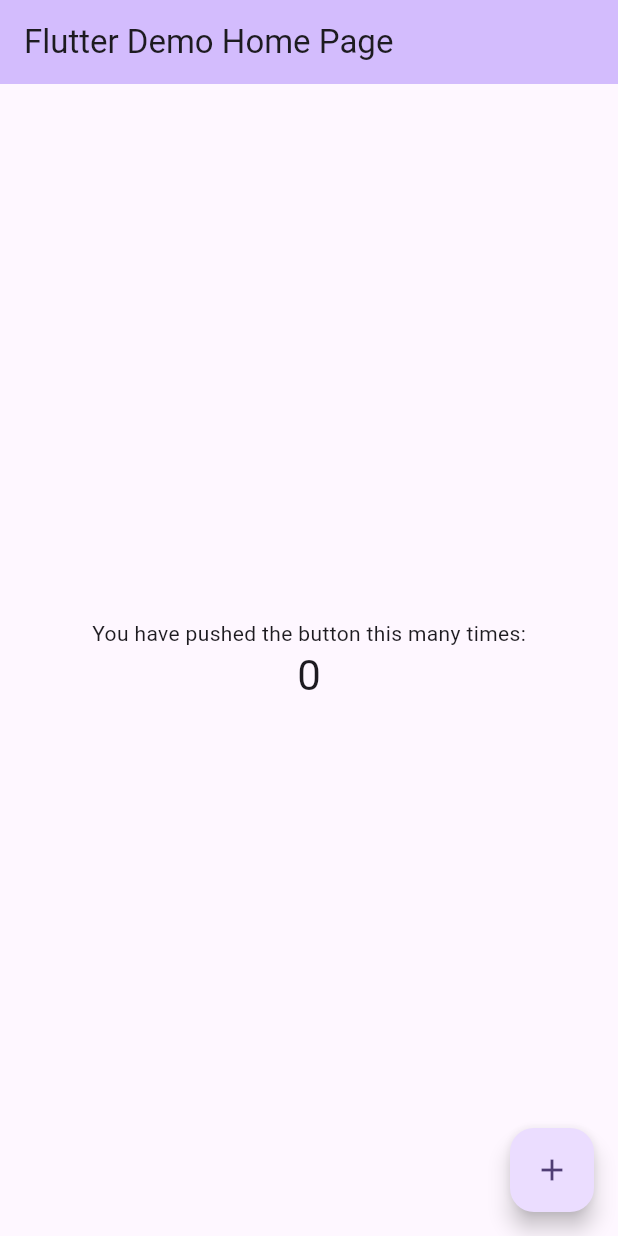
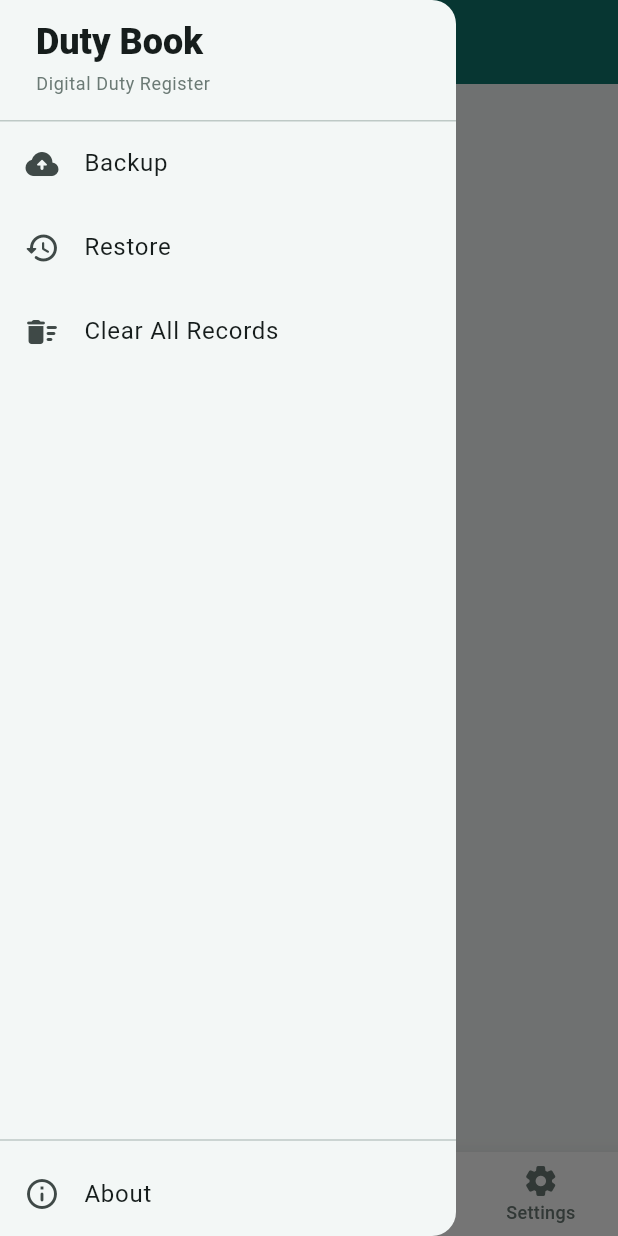
Before and after one commit to satyajit-000/Duty-Book, a Flutter app: the screen it shows after launch, with the side drawer open (before the commit the screen has no drawer), on a phone screen of 412 x 824 dp. Run offline on Flutter 3.47's test engine with Material 3 defaults, Android fonts, the phone set to English and light mode, and no system bars.

Commit message:
Add application drawer

```diff
--- /dev/null
+++ b/lib/features/analysis/analysis_screen.dart
@@ -0,0 +1,12 @@
+import 'package:flutter/material.dart';
+
+class AnalysisScreen extends StatelessWidget {
+  const AnalysisScreen({super.key});
+
+  @override
+  Widget build(BuildContext context) {
+    return const Center(
+      child: Text('Analysis'),
+    );
+  }
+}
--- /dev/null
+++ b/lib/features/records/records_screen.dart
@@ -0,0 +1,12 @@
+import 'package:flutter/material.dart';
+
+class RecordsScreen extends StatelessWidget {
+  const RecordsScreen({super.key});
+
+  @override
+  Widget build(BuildContext context) {
+    return const Center(
+      child: Text('Records'),
+    );
+  }
+}
--- /dev/null
+++ b/lib/features/reports/reports_screen.dart
@@ -0,0 +1,12 @@
+import 'package:flutter/material.dart';
+
+class ReportsScreen extends StatelessWidget {
+  const ReportsScreen({super.key});
+
+  @override
+  Widget build(BuildContext context) {
+    return const Center(
+      child: Text('Reports'),
+    );
+  }
+}
--- /dev/null
+++ b/lib/features/settings/settings_screen.dart
@@ -0,0 +1,12 @@
+import 'package:flutter/material.dart';
+
+class SettingsScreen extends StatelessWidget {
+  const SettingsScreen({super.key});
+
+  @override
+  Widget build(BuildContext context) {
+    return const Center(
+      child: Text('Settings'),
+    );
+  }
+}
--- /dev/null
+++ b/lib/layout/app_bottom_navigation_bar.dart
@@ -0,0 +1,38 @@
+import 'package:flutter/material.dart';
+
+class AppBottomNavigationBar extends StatelessWidget {
+  final int currentIndex;
+  final ValueChanged<int> onTap;
+
+  const AppBottomNavigationBar({
+    super.key,
+    required this.currentIndex,
+    required this.onTap,
+  });
+
+  @override
+  Widget build(BuildContext context) {
+    return BottomNavigationBar(
+      currentIndex: currentIndex,
+      onTap: onTap,
+      items: const [
+        BottomNavigationBarItem(
+          icon: Icon(Icons.receipt_long_rounded),
+          label: 'Records',
+        ),
+        BottomNavigationBarItem(
+          icon: Icon(Icons.bar_chart_rounded),
+          label: 'Analysis',
+        ),
+        BottomNavigationBarItem(
+          icon: Icon(Icons.description_outlined),
+          label: 'Reports',
+        ),
+        BottomNavigationBarItem(
+          icon: Icon(Icons.settings_rounded),
+          label: 'Settings',
+        ),
+      ],
+    );
+  }
+}
--- /dev/null
+++ b/lib/layout/app_drawer.dart
@@ -0,0 +1,70 @@
+import 'package:flutter/material.dart';
+
+import '../core/theme/app_colors.dart';
+
+class AppDrawer extends StatelessWidget {
+  const AppDrawer({super.key});
+
+  @override
+  Widget build(BuildContext context) {
+    return Drawer(
+      backgroundColor: AppColors.background,
+      child: SafeArea(
+        child: Column(
+          children: [
+            Container(
+              width: double.infinity,
+              padding: const EdgeInsets.fromLTRB(24, 12, 24, 16),
+              child: Column(
+                crossAxisAlignment: CrossAxisAlignment.start,
+                children: [
+                  Text(
+                    'Duty Book',
+                    style: Theme.of(context).textTheme.headlineSmall?.copyWith(
+                      fontWeight: FontWeight.w800,
+                    ),
+                  ),
+                  const SizedBox(height: 4),
+                  Text(
+                    'Digital Duty Register',
+                    style: Theme.of(context).textTheme.bodySmall?.copyWith(
+                      color: AppColors.textSecondary,
+                    ),
+                  ),
+                ],
+              ),
+            ),
+
+            const Divider(height: 1),
+
+            ListTile(
+              leading: const Icon(Icons.backup_rounded),
+              title: const Text('Backup'),
+              onTap: () {},
+            ),
+            ListTile(
+              leading: const Icon(Icons.restore_rounded),
+              title: const Text('Restore'),
+              onTap: () {},
+            ),
+            ListTile(
+              leading: const Icon(Icons.delete_sweep_rounded),
+              title: const Text('Clear All Records'),
+              onTap: () {},
+            ),
+
+            const Spacer(),
+
+            const Divider(),
+
+            ListTile(
+              leading: const Icon(Icons.info_outline_rounded),
+              title: const Text('About'),
+              onTap: () {},
+            ),
+          ],
+        ),
+      ),
+    );
+  }
+}
--- /dev/null
+++ b/lib/layout/main_layout.dart
@@ -0,0 +1,55 @@
+import 'package:flutter/material.dart';
+
+import '../features/analysis/analysis_screen.dart';
+import '../features/records/records_screen.dart';
+import '../features/reports/reports_screen.dart';
+import '../features/settings/settings_screen.dart';
+import 'app_bottom_navigation_bar.dart';
+import 'app_drawer.dart';
+
+class MainLayout extends StatefulWidget {
+  const MainLayout({super.key});
+
+  @override
+  State<MainLayout> createState() => _MainLayoutState();
+}
+
+class _MainLayoutState extends State<MainLayout> {
+  int currentIndex = 0;
+
+  final titles = const [
+    'Records',
+    'Analysis',
+    'Reports',
+    'Settings',
+  ];
+
+  final pages = const [
+    RecordsScreen(),
+    AnalysisScreen(),
+    ReportsScreen(),
+    SettingsScreen(),
+  ];
+
+  @override
+  Widget build(BuildContext context) {
+    return Scaffold(
+      drawer: const AppDrawer(),
+
+      appBar: AppBar(
+        title: Text(titles[currentIndex]),
+      ),
+
+      body: pages[currentIndex],
+
+      bottomNavigationBar: AppBottomNavigationBar(
+        currentIndex: currentIndex,
+        onTap: (index) {
+          setState(() {
+            currentIndex = index;
+          });
+        },
+      ),
+    );
+  }
+}
--- a/lib/main.dart
+++ b/lib/main.dart
@@ -1,122 +1,22 @@
 import 'package:flutter/material.dart';
 
+import 'core/theme/app_theme.dart';
+import 'layout/main_layout.dart';
+
 void main() {
-  runApp(const MyApp());
+  runApp(const DutyBookApp());
 }
 
-class MyApp extends StatelessWidget {
-  const MyApp({super.key});
+class DutyBookApp extends StatelessWidget {
+  const DutyBookApp({super.key});
 
-  // This widget is the root of your application.
   @override
   Widget build(BuildContext context) {
     return MaterialApp(
-      title: 'Flutter Demo',
-      theme: ThemeData(
-        // This is the theme of your application.
-        //
-        // TRY THIS: Try running your application with "flutter run". You'll see
-        // the application has a purple toolbar. Then, without quitting the app,
-        // try changing the seedColor in the colorScheme below to Colors.green
-        // and then invoke "hot reload" (save your changes or press the "hot
-        // reload" button in a Flutter-supported IDE, or press "r" if you used
-        // the command line to start the app).
-        //
-        // Notice that the counter didn't reset back to zero; the application
-        // state is not lost during the reload. To reset the state, use hot
-        // restart instead.
-        //
-        // This works for code too, not just values: Most code changes can be
-        // tested with just a hot reload.
-        colorScheme: .fromSeed(seedColor: Colors.deepPurple),
-      ),
-      home: const MyHomePage(title: 'Flutter Demo Home Page'),
+      title: 'Duty Book',
+      debugShowCheckedModeBanner: false,
+      theme: AppTheme.lightTheme,
+      home: const MainLayout(),
     );
   }
 }
-
-class MyHomePage extends StatefulWidget {
-  const MyHomePage({super.key, required this.title});
-
-  // This widget is the home page of your application. It is stateful, meaning
-  // that it has a State object (defined below) that contains fields that affect
-  // how it looks.
-
-  // This class is the configuration for the state. It holds the values (in this
-  // case the title) provided by the parent (in this case the App widget) and
-  // used by the build method of the State. Fields in a Widget subclass are
-  // always marked "final".
-
-  final String title;
-
-  @override
-  State<MyHomePage> createState() => _MyHomePageState();
-}
-
-class _MyHomePageState extends State<MyHomePage> {
-  int _counter = 0;
-
-  void _incrementCounter() {
-    setState(() {
-      // This call to setState tells the Flutter framework that something has
-      // changed in this State, which causes it to rerun the build method below
-      // so that the display can reflect the updated values. If we changed
-      // _counter without calling setState(), then the build method would not be
-      // called again, and so nothing would appear to happen.
-      _counter++;
-    });
-  }
-
-  @override
-  Widget build(BuildContext context) {
-    // This method is rerun every time setState is called, for instance as done
-    // by the _incrementCounter method above.
-    //
-    // The Flutter framework has been optimized to make rerunning build methods
-    // fast, so that you can just rebuild anything that needs updating rather
-    // than having to individually change instances of widgets.
-    return Scaffold(
-      appBar: AppBar(
-        // TRY THIS: Try changing the color here to a specific color (to
-        // Colors.amber, perhaps?) and trigger a hot reload to see the AppBar
-        // change color while the other colors stay the same.
-        backgroundColor: Theme.of(context).colorScheme.inversePrimary,
-        // Here we take the value from the MyHomePage object that was created by
-        // the App.build method, and use it to set our appbar title.
-        title: Text(widget.title),
-      ),
-      body: Center(
-        // Center is a layout widget. It takes a single child and positions it
-        // in the middle of the parent.
-        child: Column(
-          // Column is also a layout widget. It takes a list of children and
-          // arranges them vertically. By default, it sizes itself to fit its
-          // children horizontally, and tries to be as tall as its parent.
-          //
-          // Column has various properties to control how it sizes itself and
-          // how it positions its children. Here we use mainAxisAlignment to
-          // center the children vertically; the main axis here is the vertical
-          // axis because Columns are vertical (the cross axis would be
-          // horizontal).
-          //
-          // TRY THIS: Invoke "debug painting" (choose the "Toggle Debug Paint"
-          // action in the IDE, or press "p" in the console), to see the
-          // wireframe for each widget.
-          mainAxisAlignment: .center,
-          children: [
-            const Text('You have pushed the button this many times:'),
-            Text(
-              '$_counter',
-              style: Theme.of(context).textTheme.headlineMedium,
-            ),
-          ],
-        ),
-      ),
-      floatingActionButton: FloatingActionButton(
-        onPressed: _incrementCounter,
-        tooltip: 'Increment',
-        child: const Icon(Icons.add),
-      ),
-    );
-  }
-}
```
